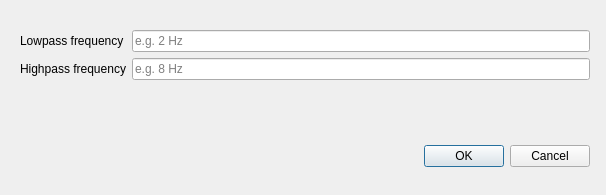
Qt form ui_files/default_filter_dialogue.ui (faquirsun/pysplit) before a commit.
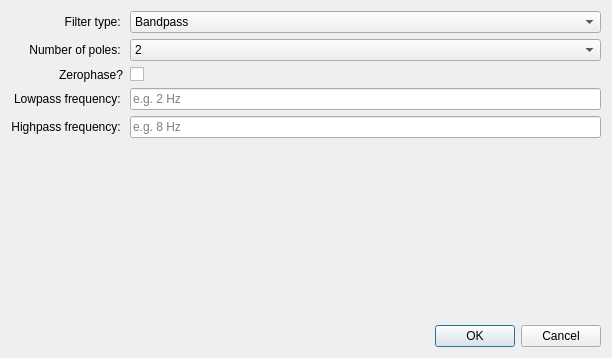
The same form after that commit.

Diff of the .ui file:
```diff
--- a/ui_files/default_filter_dialogue.ui
+++ b/ui_files/default_filter_dialogue.ui
@@ -6,69 +6,137 @@
    <rect>
     <x>0</x>
     <y>0</y>
-    <width>606</width>
-    <height>195</height>
+    <width>612</width>
+    <height>358</height>
    </rect>
   </property>
   <property name="windowTitle">
    <string>Dialog</string>
   </property>
-  <widget class="QDialogButtonBox" name="buttonBox">
-   <property name="geometry">
-    <rect>
-     <x>240</x>
-     <y>140</y>
-     <width>350</width>
-     <height>32</height>
-    </rect>
-   </property>
-   <property name="orientation">
-    <enum>Qt::Horizontal</enum>
-   </property>
-   <property name="standardButtons">
-    <set>QDialogButtonBox::Cancel|QDialogButtonBox::Ok</set>
-   </property>
-  </widget>
-  <widget class="QWidget" name="formLayoutWidget">
-   <property name="geometry">
-    <rect>
-     <x>20</x>
-     <y>30</y>
-     <width>570</width>
-     <height>85</height>
-    </rect>
-   </property>
-   <layout class="QFormLayout" name="formLayout">
+  <layout class="QGridLayout" name="gridLayout">
     <item row="0" column="0">
+    <layout class="QFormLayout" name="formLayout">
+     <property name="labelAlignment">
+      <set>Qt::AlignRight|Qt::AlignTrailing|Qt::AlignVCenter</set>
+     </property>
+     <item row="2" column="0">
+      <widget class="QLabel" name="numberOfPolesLabel">
+       <property name="text">
+        <string>Number of poles: </string>
+       </property>
+       <property name="alignment">
+        <set>Qt::AlignRight|Qt::AlignTrailing|Qt::AlignVCenter</set>
+       </property>
+       <property name="indent">
+        <number>-1</number>
+       </property>
+      </widget>
+     </item>
+     <item row="2" column="1">
+      <widget class="QComboBox" name="input_noPoles">
+       <item>
+        <property name="text">
+         <string>2</string>
+        </property>
+       </item>
+       <item>
+        <property name="text">
+         <string>3</string>
+        </property>
+       </item>
+       <item>
+        <property name="text">
+         <string>4</string>
+        </property>
+       </item>
+      </widget>
+     </item>
+     <item row="3" column="0">
+      <widget class="QLabel" name="zerophaseLabel">
+       <property name="text">
+        <string>Zerophase?</string>
+       </property>
+      </widget>
+     </item>
+     <item row="3" column="1">
+      <widget class="QCheckBox" name="input_zerophase"/>
+     </item>
+     <item row="4" column="0">
      <widget class="QLabel" name="label_lowFreq">
       <property name="text">
-       <string>Lowpass frequency</string>
+        <string>Lowpass frequency: </string>
+       </property>
+       <property name="alignment">
+        <set>Qt::AlignRight|Qt::AlignTrailing|Qt::AlignVCenter</set>
       </property>
      </widget>
     </item>
-    <item row="0" column="1">
+     <item row="4" column="1">
      <widget class="QLineEdit" name="input_lowFreq">
       <property name="placeholderText">
        <string>e.g. 2 Hz</string>
       </property>
      </widget>
     </item>
-    <item row="1" column="0">
+     <item row="5" column="0">
      <widget class="QLabel" name="label_highFreq">
       <property name="text">
-       <string>Highpass frequency</string>
+        <string>Highpass frequency: </string>
+       </property>
+       <property name="alignment">
+        <set>Qt::AlignRight|Qt::AlignTrailing|Qt::AlignVCenter</set>
       </property>
      </widget>
     </item>
-    <item row="1" column="1">
+     <item row="5" column="1">
      <widget class="QLineEdit" name="input_highFreq">
       <property name="placeholderText">
        <string>e.g. 8 Hz</string>
       </property>
      </widget>
     </item>
-   </layout>
-  </widget>
+     <item row="1" column="0">
+      <widget class="QLabel" name="filterTypeLabel">
+       <property name="text">
+        <string>Filter type: </string>
+       </property>
+       <property name="alignment">
+        <set>Qt::AlignRight|Qt::AlignTrailing|Qt::AlignVCenter</set>
+       </property>
+      </widget>
+     </item>
+     <item row="1" column="1">
+      <widget class="QComboBox" name="input_filtType">
+       <item>
+        <property name="text">
+         <string>Bandpass</string>
+        </property>
+       </item>
+       <item>
+        <property name="text">
+         <string>Lowpass</string>
+        </property>
+       </item>
+       <item>
+        <property name="text">
+         <string>Highpass</string>
+        </property>
+       </item>
+      </widget>
+     </item>
+    </layout>
+   </item>
+   <item row="1" column="0">
+    <widget class="QDialogButtonBox" name="buttonBox">
+     <property name="orientation">
+      <enum>Qt::Horizontal</enum>
+     </property>
+     <property name="standardButtons">
+      <set>QDialogButtonBox::Cancel|QDialogButtonBox::Ok</set>
+     </property>
+    </widget>
+   </item>
+  </layout>
  </widget>
  <resources/>
  <connections>
```
Left out of the diff: 7 changed lines with no effect on the pictures. Lines whose indentation alone changed are shown as unchanged.
